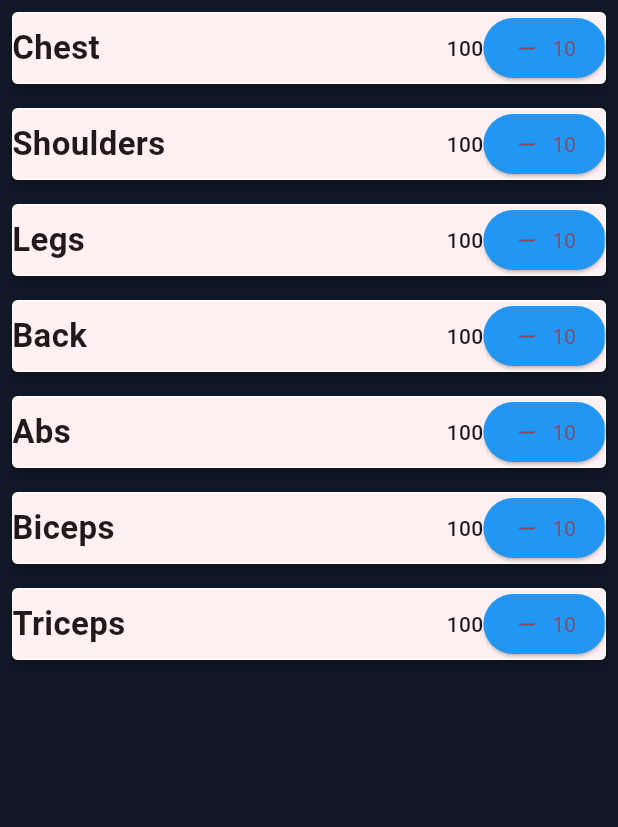
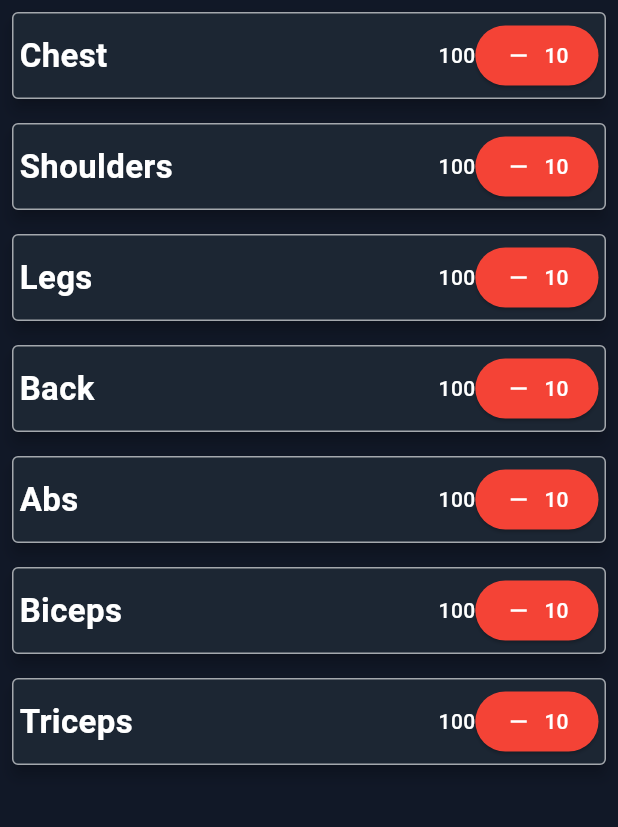
Before and after one commit to RandaeGS/exercise_tracker, a Flutter app: the screen it shows after launch, on a phone screen of 412 x 824 dp, the part 84-911 px from its top. Run offline on Flutter 3.47's test engine with Material 3 defaults, Android fonts, the phone set to English and light mode, and no system bars.

Commit message:
change exercise items colors and add padding

```diff
--- a/lib/exercise_item.dart
+++ b/lib/exercise_item.dart
@@ -15,6 +15,7 @@ class _ExerciseItemState extends State<ExerciseItem> {
     return Card(
       margin: EdgeInsets.all(8.0),
       elevation: 4.0,
+      color: Color(0xff1C2633),
       shape: RoundedRectangleBorder(
           borderRadius: BorderRadius.circular(4.0),
           side: BorderSide(
@@ -23,7 +24,9 @@ class _ExerciseItemState extends State<ExerciseItem> {
           )),
       child: Column(
         children: [
-          Row(
+          Padding(
+            padding: EdgeInsets.all(5),
+            child: Row(
               mainAxisAlignment: MainAxisAlignment.spaceBetween,
               crossAxisAlignment: CrossAxisAlignment.center,
               children: [
@@ -32,7 +35,7 @@ class _ExerciseItemState extends State<ExerciseItem> {
                   style: TextStyle(
                       fontSize: 22.0,
                       fontWeight: FontWeight.bold,
-                ),
+                      color: Colors.white),
                 ),
                 Row(
                   children: [
@@ -40,22 +43,28 @@ class _ExerciseItemState extends State<ExerciseItem> {
                       "100",
                       overflow: TextOverflow.fade,
                       style: TextStyle(
-                      fontWeight: FontWeight.w500,
-                    ),
+                          fontWeight: FontWeight.w500, color: Colors.white),
                     ),
                     ElevatedButton.icon(
                       onPressed: () => {},
-                    label: Text("10"),
-                    icon: Icon(Icons.remove),
+                      label: Text(
+                        "10",
+                        style: TextStyle(color: Colors.white),
+                      ),
+                      icon: Icon(
+                        Icons.remove,
+                        color: Colors.white,
+                      ),
                       style: ElevatedButton.styleFrom(
-                      backgroundColor: Colors.blue,
-                      padding: EdgeInsets.symmetric(horizontal: 20, vertical: 5),
-                      textStyle: TextStyle(color: Colors.white)
+                        backgroundColor: Colors.red,
+                        padding:
+                            EdgeInsets.symmetric(horizontal: 20, vertical: 5),
                       ),
                     )
                   ],
                 )
               ],
+            ),
           )
         ],
       ),
```
Lines whose indentation alone changed are shown as unchanged.
